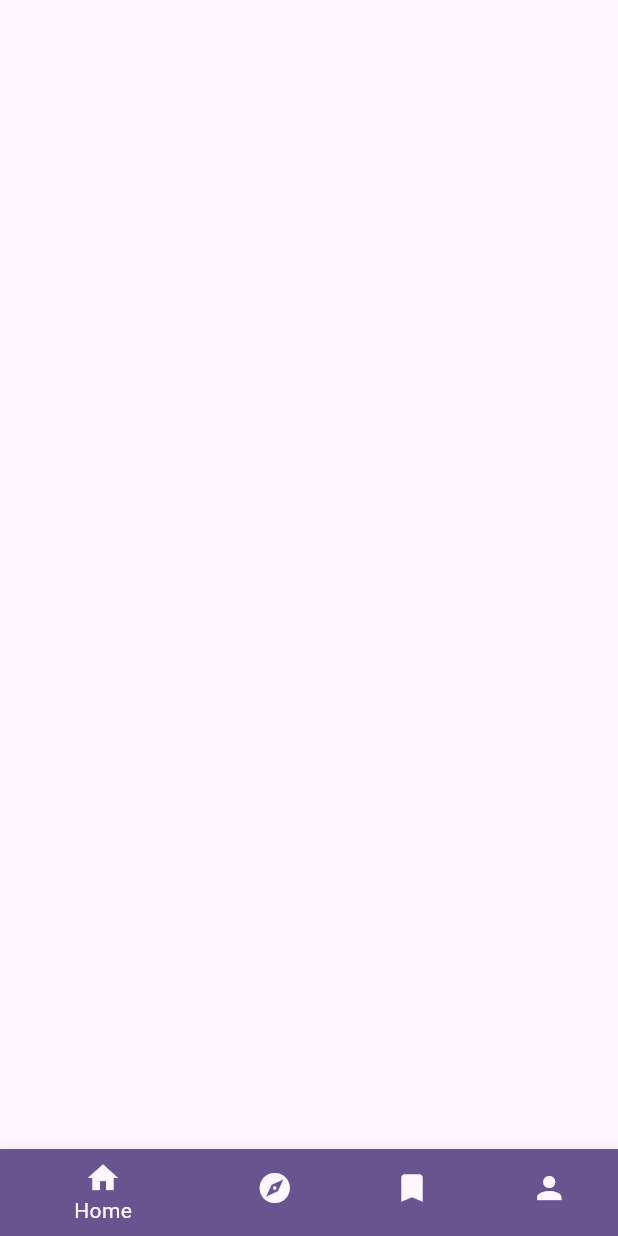
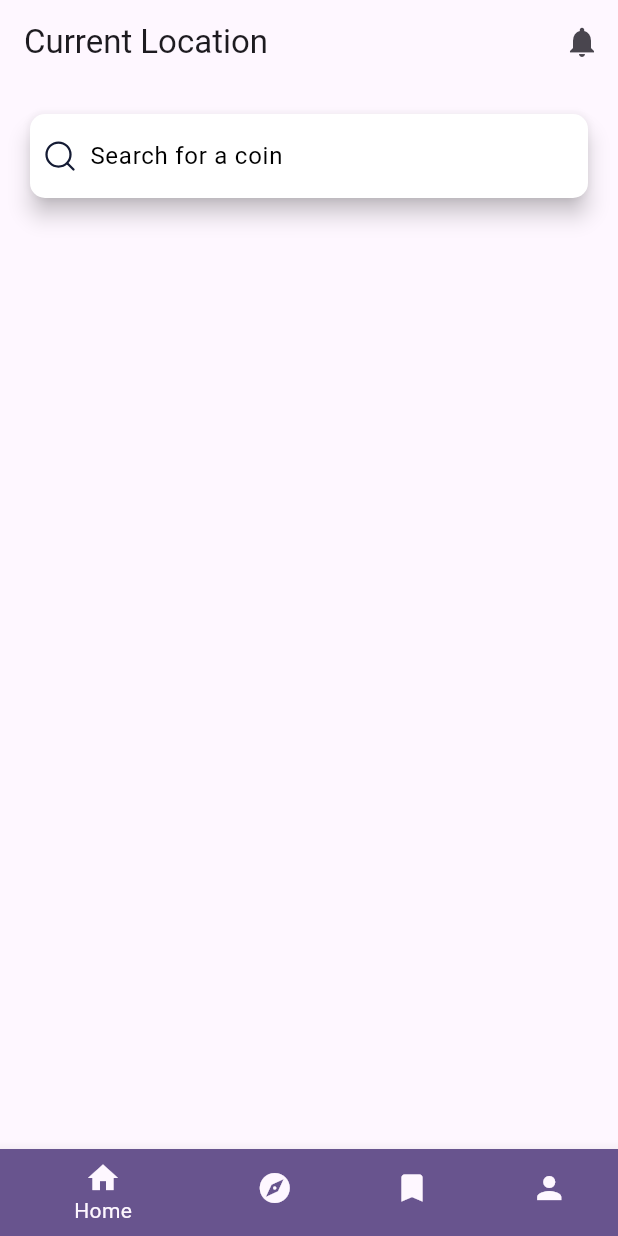
Before and after one commit to Olamidotune/Elsevia, a Flutter app: the screen it shows after launch, on a phone screen of 412 x 824 dp. Run offline on Flutter 3.47's test engine with Material 3 defaults, Android fonts, the phone set to English and light mode, and no system bars; our stand-ins replace dio, flutter_bloc, flutter_svg, formz, freezed_annotation, get_it and 4 more; generated files the repository leaves out were written again; statements that could not run were skipped.

Commit message:
feat: implement MobileHome widget with app bar and search functionality; add AppSearchBar widget and SVG assets

```diff
--- a/lib/mobile/features/home/mobile_home.dart
+++ b/lib/mobile/features/home/mobile_home.dart
@@ -1,12 +1,26 @@
 import 'package:flutter/material.dart';
+import 'package:go_travel/constants/app_spacing.dart';
+import 'package:go_travel/widgets/app_search_bar.dart';
 
 class MobileHome extends StatelessWidget {
-  const MobileHome({super.key});
+  const new({super.key});
 
-  static const String routeName = "/dashboard";
+  static const String routeName = '/home';
 
   @override
   Widget build(BuildContext context) {
-    return const Scaffold();
+    return Scaffold(
+      appBar: AppBar(
+        centerTitle: false,
+        title: const Text('Current Location'),
+        actions: [
+          IconButton(onPressed: () {}, icon: const Icon(Icons.notifications)),
+        ],
+      ),
+      body: Padding(
+        padding: EdgeInsetsGeometry.all(AppSpacing.horizontalSpacingMedium),
+        child: const Column(children: [AppSearchBar()]),
+      ),
+    );
   }
 }
--- /dev/null
+++ b/lib/widgets/app_search_bar.dart
@@ -0,0 +1,54 @@
+import 'package:flutter/material.dart';
+import 'package:flutter_svg/svg.dart';
+import 'package:go_travel/constants/app_colors.dart';
+
+class AppSearchBar extends StatefulWidget {
+  const new({super.key});
+
+  @override
+  State<AppSearchBar> createState() => _AppSearchBarState();
+}
+
+class _AppSearchBarState extends State<AppSearchBar> {
+  final TextEditingController _controller = TextEditingController();
+
+  @override
+  Widget build(BuildContext context) {
+    return SearchBar(
+      shape: WidgetStateProperty.all(
+        RoundedRectangleBorder(borderRadius: BorderRadius.circular(10.0)),
+      ),
+      textStyle: WidgetStateProperty.all(
+        const TextStyle(color: AppColors.blackColor),
+      ),
+      keyboardType: TextInputType.text,
+      textInputAction: TextInputAction.search,
+      backgroundColor: WidgetStateProperty.all(AppColors.whiteColor),
+      leading: SvgPicture.asset('assets/svg/search.svg'),
+      hintText: 'Search for a coin',
+      hintStyle: WidgetStateProperty.all(
+        const TextStyle(color: AppColors.blackColor),
+      ),
+      controller: _controller,
+      onChanged: (value) {
+        // context.read<CryptoBloc>().add(
+        //       CryptoEvent.cryptoSearchStringChanged(value),
+        //     );
+        setState(() {});
+      },
+      trailing: [
+        if (_controller.text.isNotEmpty)
+          IconButton(
+            icon: const Icon(Icons.clear),
+            onPressed: () {
+              _controller.clear();
+              // context.read<CryptoBloc>().add(
+              //       const CryptoEvent.cryptoSearchStringChanged(''),
+              //     );
+              setState(() {});
+            },
+          ),
+      ],
+    );
+  }
+}
```
Also changed, not shown: pubspec.yaml (+6 -57 lines), assets/svg/dark_mode.svg (added), assets/svg/email.svg (added), assets/svg/home.svg (added), assets/svg/info.svg (added), assets/svg/light_mode.svg (added), assets/svg/menu.svg (added), assets/svg/password.svg (added), assets/svg/search.svg (added), assets/svg/sign_out.svg (added), assets/svg/user.svg (added).
